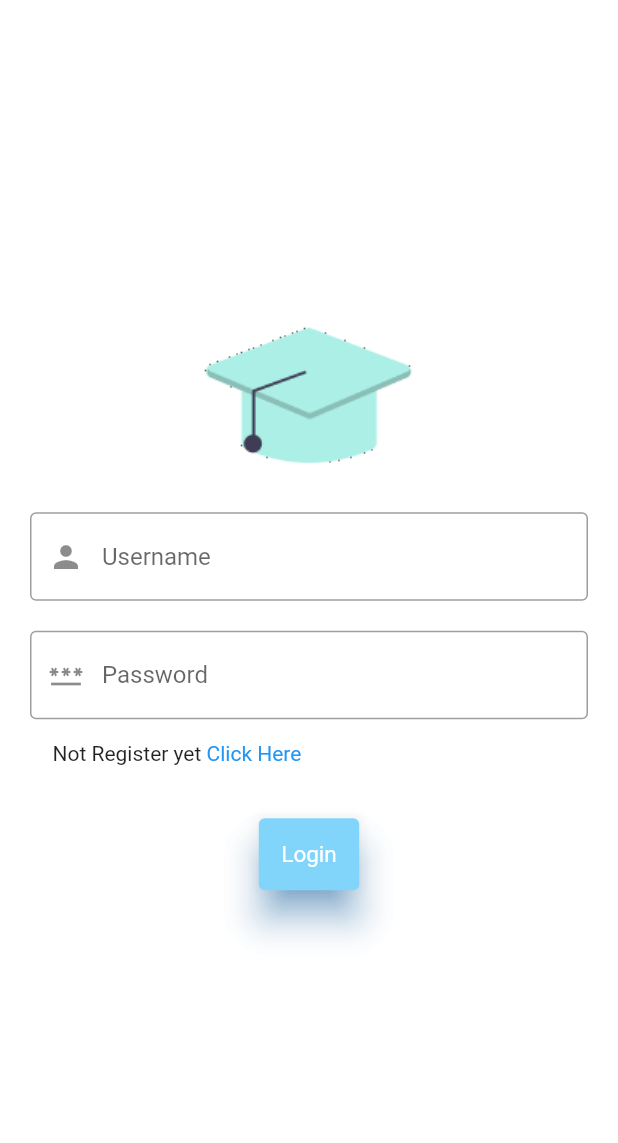
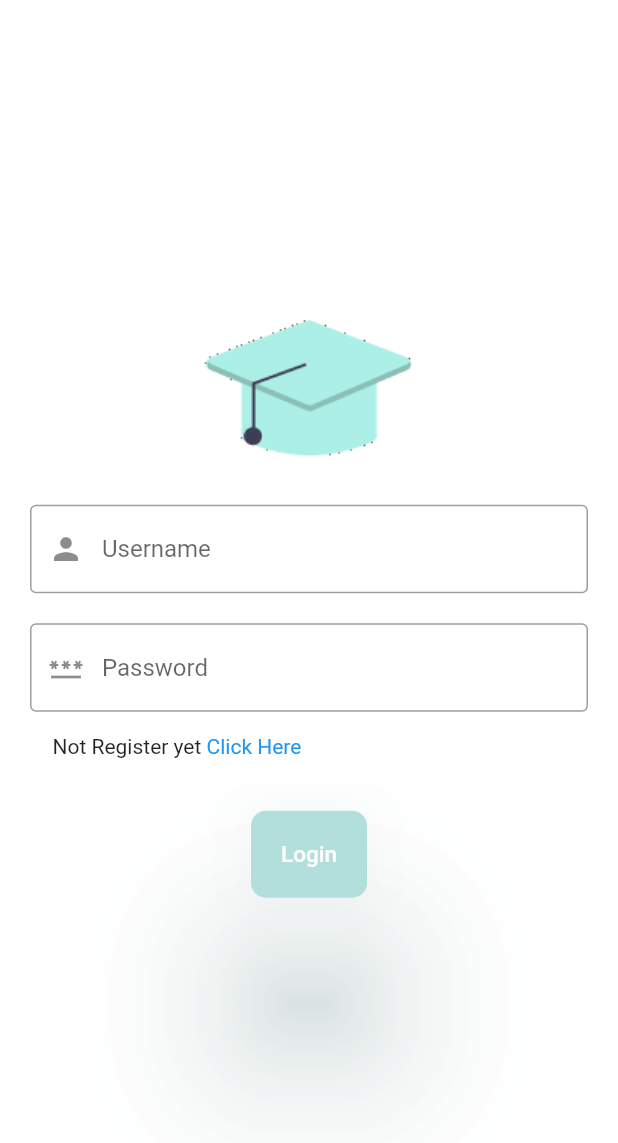
Before and after one commit to ejjraifihamza/flutter_app_note, a Flutter app: the screen it shows after launch, on a phone screen of 412 x 824 dp. Shown: the top 1143 px of the screen. Run offline on Flutter 3.47's test engine with Material 2 defaults, Android fonts, the light colour scheme and no system bars.

Commit message:
🚀 Add Theam

```diff
--- a/lib/auth/login.dart
+++ b/lib/auth/login.dart
@@ -58,13 +58,7 @@ class Login extends StatelessWidget {
                   child: ElevatedButton(
                     onPressed: () {},
                     child: Text('Login'),
-                    style: ElevatedButton.styleFrom(
-                      primary: Colors.lightBlue[200],
-                      shadowColor: Colors.blue,
-                      elevation: 10,
-                      padding: EdgeInsets.all(15),
-                      textStyle: TextStyle(fontSize: 15),
-                    ),
+                    style: Theme.of(context).elevatedButtonTheme.style,
                   ),
                 )
               ],
--- a/lib/main.dart
+++ b/lib/main.dart
@@ -10,6 +10,26 @@ class MyApp extends StatelessWidget {
     return MaterialApp(
       debugShowCheckedModeBanner: false,
       home: Login(),
+      theme: ThemeData(
+        primaryColor: Colors.teal[100],
+        textTheme: TextTheme(
+          button: TextStyle(fontSize: 16, fontWeight: FontWeight.w400),
+        ),
+        elevatedButtonTheme: ElevatedButtonThemeData(
+          style: ElevatedButton.styleFrom(
+            primary: Colors.teal[100],
+            padding: EdgeInsets.all(20),
+            elevation: 50,
+            shadowColor: Colors.teal[100],
+            textStyle: TextStyle(
+              fontSize: 15,
+              fontWeight: FontWeight.w500,
+            ),
+            shape:
+                RoundedRectangleBorder(borderRadius: BorderRadius.circular(10)),
+          ),
+        ),
+      ),
       routes: {
         'login': (context) => Login(),
       },
```
